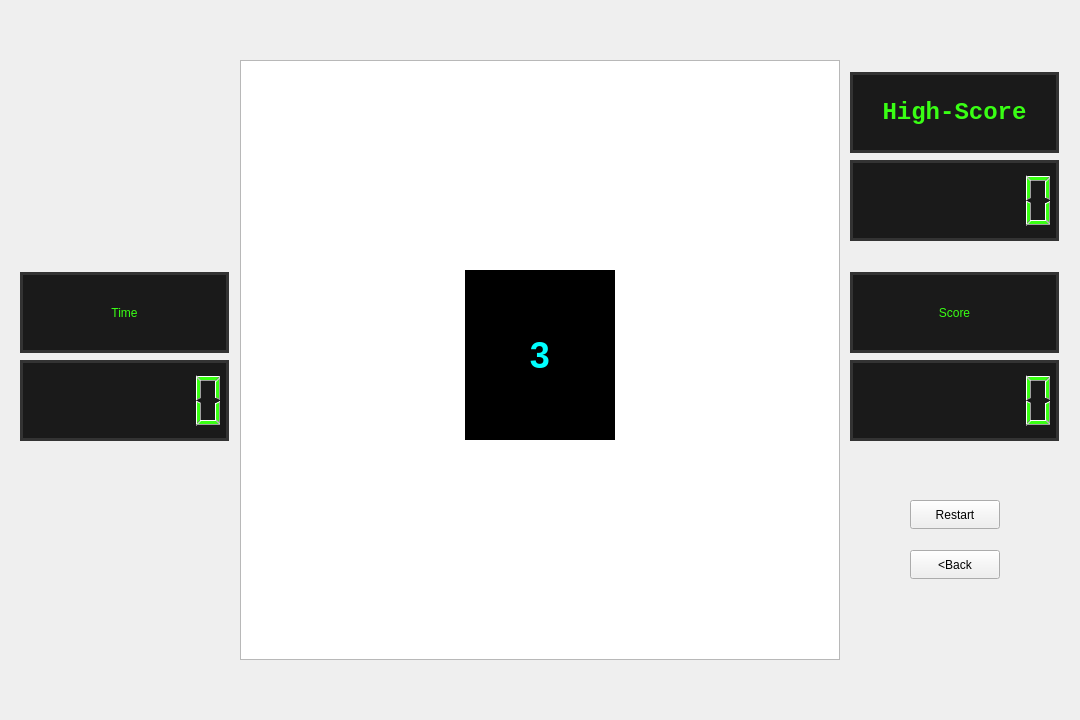
First picture: the form in game_window.ui, repository Douvakiing/tho3ban, before the edit.
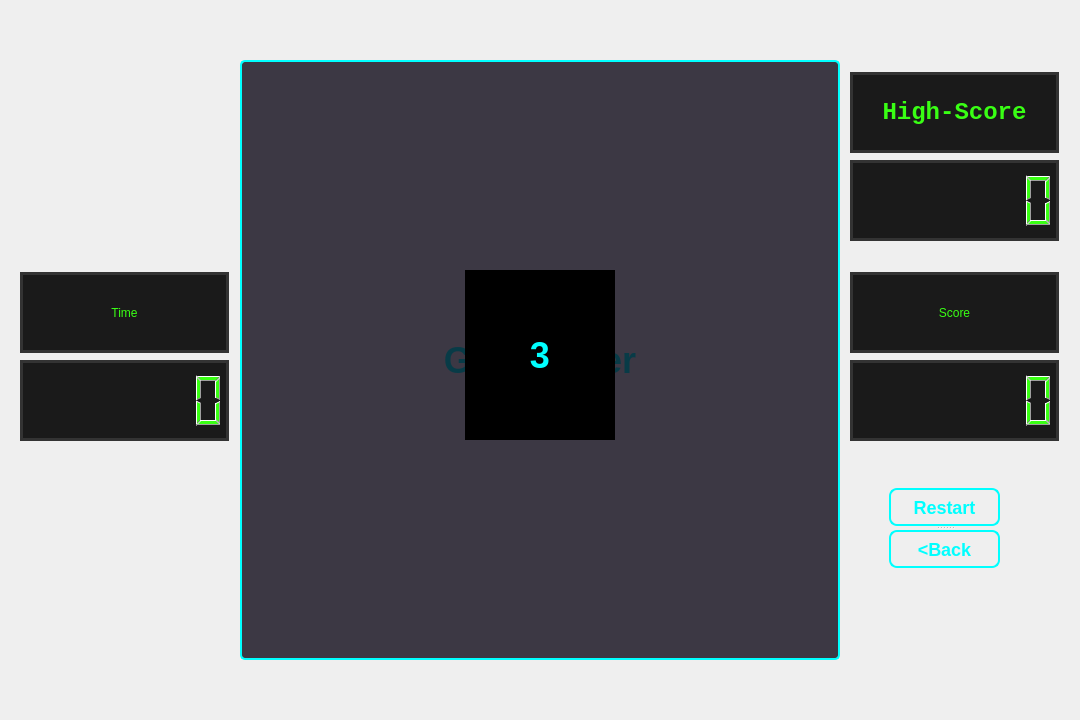
Second picture: the form after the edit.

Commit message: updated window design

The edit to the form file:
```diff
--- a/game_window.ui
+++ b/game_window.ui
@@ -41,6 +41,15 @@
      <height>720</height>
     </size>
    </property>
+   <property name="styleSheet">
+    <string notr="true">background-color: qlineargradient(
+        spread:pad, 
+        x1:0, y1:0, x2:0, y2:1, 
+        stop:0 #0f0c29,     /* Very dark blue/black at the top */
+        stop:0.5 #302b63,   /* Deep purple in the middle */
+        stop:1 #24243e      /* Dark midnight blue at the bottom */
+    );</string>
+   </property>
    <widget class="QGraphicsView" name="graphicsView">
     <property name="geometry">
      <rect>
@@ -50,6 +59,11 @@
       <height>600</height>
      </rect>
     </property>
+    <property name="styleSheet">
+     <string notr="true">background-color: rgba(10, 5, 20, 200); /* Semi-transparent dark purple */
+    border: 2px solid #00FFFF;              /* Neon Cyan border around the game board */
+    border-radius: 5px;</string>
+    </property>
    </widget>
    <widget class="QLCDNumber" name="scorelcdNumber">
     <property name="geometry">
@@ -116,32 +130,6 @@
      <set>Qt::AlignmentFlag::AlignCenter</set>
     </property>
    </widget>
-   <widget class="QPushButton" name="resetBtn">
-    <property name="geometry">
-     <rect>
-      <x>910</x>
-      <y>500</y>
-      <width>90</width>
-      <height>29</height>
-     </rect>
-    </property>
-    <property name="text">
-     <string>Restart</string>
-    </property>
-   </widget>
-   <widget class="QPushButton" name="backBtn">
-    <property name="geometry">
-     <rect>
-      <x>910</x>
-      <y>550</y>
-      <width>90</width>
-      <height>29</height>
-     </rect>
-    </property>
-    <property name="text">
-     <string>&lt;Back</string>
-    </property>
-   </widget>
    <widget class="QLCDNumber" name="timelcdNumber">
     <property name="geometry">
      <rect>
@@ -263,6 +251,87 @@
      <set>Qt::AlignmentFlag::AlignCenter</set>
     </property>
    </widget>
+   <widget class="QSplitter" name="splitter">
+    <property name="geometry">
+     <rect>
+      <x>889</x>
+      <y>488</y>
+      <width>111</width>
+      <height>80</height>
+     </rect>
+    </property>
+    <property name="orientation">
+     <enum>Qt::Orientation::Vertical</enum>
+    </property>
+    <widget class="QPushButton" name="resetBtn">
+     <property name="styleSheet">
+      <string notr="true">/* Normal State */
+QPushButton {
+    background-color: transparent; 
+    color: #00FFFF; /* Neon Cyan */
+    border: 2px solid #00FFFF; 
+    border-radius: 8px;
+    font-size: 18px;
+    font-weight: bold;
+    font-family: &quot;Courier New&quot;, Courier, monospace;
+    padding: 8px 15px;
+}
+
+/* Hover State (Lights up!) */
+QPushButton:hover {
+    background-color: rgba(0, 255, 255, 40); /* Adds a faint cyan glow behind the text */
+    border: 2px solid #FFFFFF; /* Border turns white to simulate glowing brighter */
+    color: #FFFFFF;
+}
+
+/* Pressed State (Flashes Pink) */
+QPushButton:pressed {
+    background-color: #FF00FF; /* Solid Neon Magenta */
+    color: #000000;            /* Dark text so it's readable against the pink */
+    border: 2px solid #FF00FF;
+    padding-top: 10px;         /* Creates a push-down effect */
+    padding-bottom: 6px;
+}</string>
+     </property>
+     <property name="text">
+      <string>Restart</string>
+     </property>
+    </widget>
+    <widget class="QPushButton" name="backBtn">
+     <property name="styleSheet">
+      <string notr="true">/* Normal State */
+QPushButton {
+    background-color: transparent; 
+    color: #00FFFF; /* Neon Cyan */
+    border: 2px solid #00FFFF; 
+    border-radius: 8px;
+    font-size: 18px;
+    font-weight: bold;
+    font-family: &quot;Courier New&quot;, Courier, monospace;
+    padding: 8px 15px;
+}
+
+/* Hover State (Lights up!) */
+QPushButton:hover {
+    background-color: rgba(0, 255, 255, 40); /* Adds a faint cyan glow behind the text */
+    border: 2px solid #FFFFFF; /* Border turns white to simulate glowing brighter */
+    color: #FFFFFF;
+}
+
+/* Pressed State (Flashes Pink) */
+QPushButton:pressed {
+    background-color: #FF00FF; /* Solid Neon Magenta */
+    color: #000000;            /* Dark text so it's readable against the pink */
+    border: 2px solid #FF00FF;
+    padding-top: 10px;         /* Creates a push-down effect */
+    padding-bottom: 6px;
+}</string>
+     </property>
+     <property name="text">
+      <string>&lt;Back</string>
+     </property>
+    </widget>
+   </widget>
    <zorder>gameOverabel</zorder>
    <zorder>graphicsView</zorder>
    <zorder>scorelcdNumber</zorder>
```
The commit also changes 1 other file.
